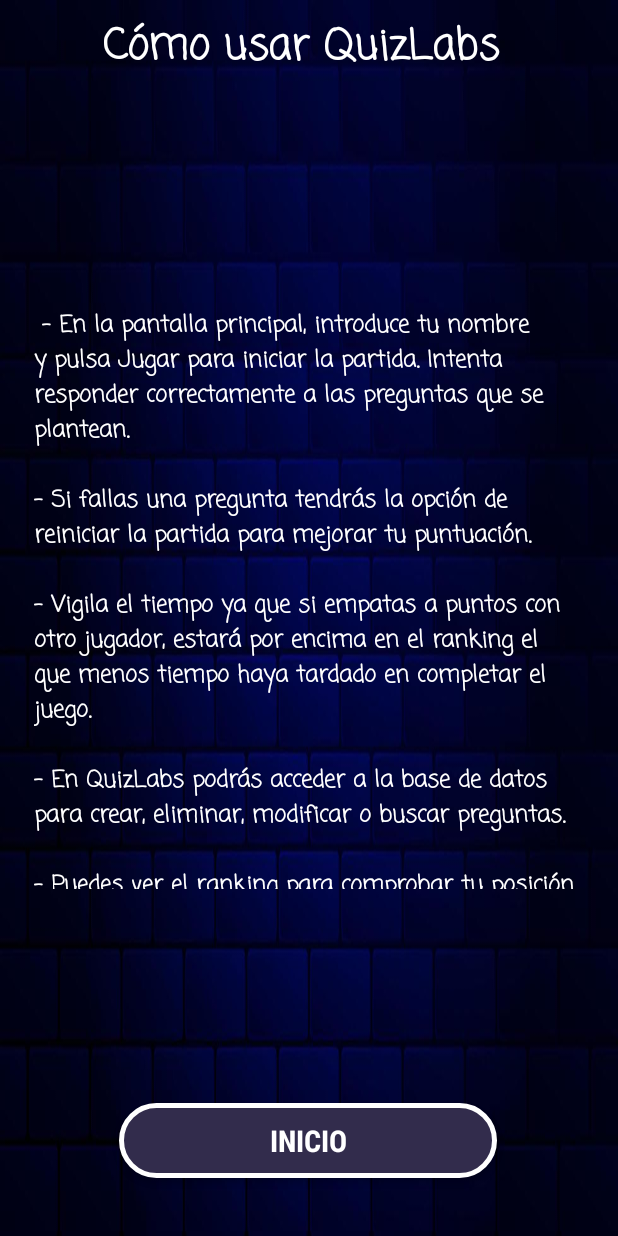
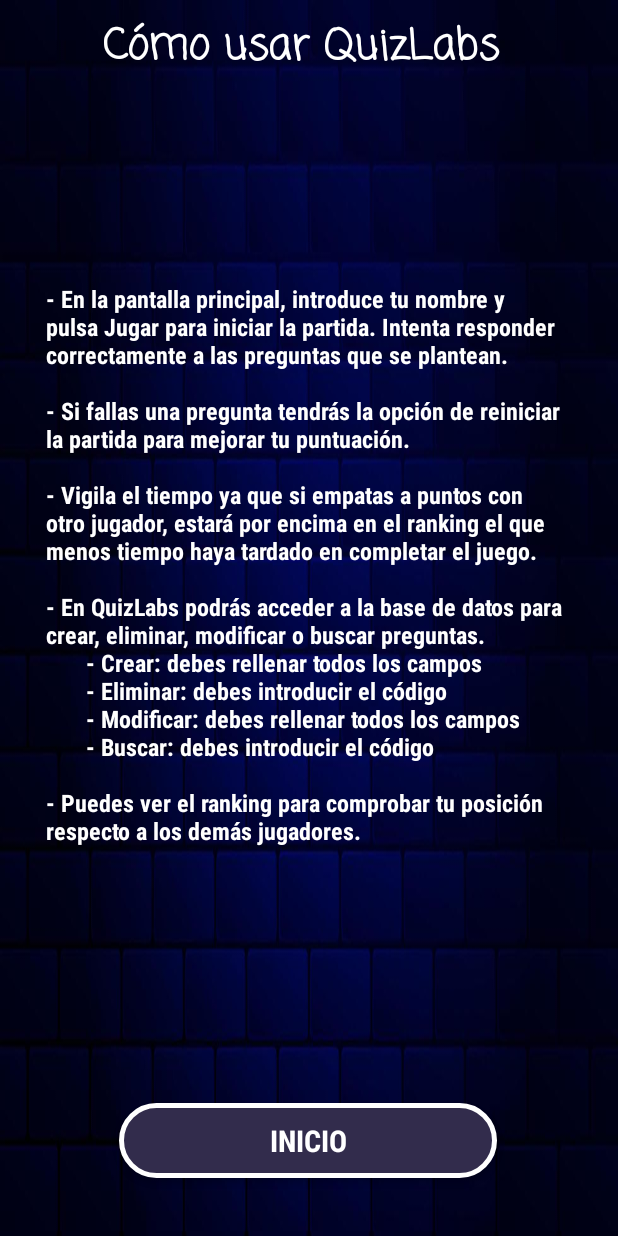
Before and after one commit to a-sisla/QuizLabs, an Android app: the AyudaActivity screen opened directly, with no data from a screen before it, on a phone screen of 412 x 824 dp. Run offline under Robolectric (Android 15) with nearby library versions, the phone set to English and light mode, and no system bars.

Commit message:
TODO OPERATIVO
Ayuda completada

```diff
--- a/app/src/main/res/layout/activity_ayuda.xml
+++ b/app/src/main/res/layout/activity_ayuda.xml
@@ -43,20 +43,19 @@
 
     <TextView
         android:id="@+id/textView9"
-        android:layout_width="365dp"
-        android:layout_height="434dp"
-        android:layout_marginTop="52dp"
-        android:layout_marginBottom="102dp"
-        android:fontFamily="casual"
-        android:text="@string/n_n_en_la_pantalla_principal_introduce_tu_nombre_y_pulsa_jugar_para_iniciar_la_partida_intenta_responder_correctamente_a_las_preguntas_que_se_plantean_n_n_si_fallas_una_pregunta_tendr_s_la_opci_n_de_reiniciar_la_partida_para_mejorar_tu_puntuaci_n_n_n_vigila_el_tiempo_ya_que_si_empatas_a_puntos_con_otro_jugador_estar_por_encima_en_el_ranking_el_que_menos_tiempo_haya_tardado_en_completar_el_juego_n_n_en_quizlabs_podr_s_acceder_a_la_base_de_datos_para_crear_eliminar_modificar_o_buscar_preguntas_n_n_puedes_ver_el_ranking_para_comprobar_tu_posici_n_respecto_a_los_dem_s_jugadores"
+        android:layout_width="350dp"
+        android:layout_height="400dp"
+        android:fontFamily="sans-serif-condensed-medium"
+        android:text="@string/instrucciones"
         android:textColor="@color/white"
-        android:textSize="15sp"
+        android:textSize="16sp"
         android:textStyle="bold"
-        app:layout_constraintBottom_toTopOf="@+id/button"
+        app:layout_constraintBottom_toBottomOf="parent"
         app:layout_constraintEnd_toEndOf="parent"
-        app:layout_constraintHorizontal_bias="0.488"
+        app:layout_constraintHorizontal_bias="0.491"
         app:layout_constraintStart_toStartOf="parent"
-        app:layout_constraintTop_toBottomOf="@+id/Titulo"
+        app:layout_constraintTop_toTopOf="parent"
+        app:layout_constraintVertical_bias="0.444"
         tools:ignore="MissingConstraints,TextSizeCheck" />
 
 </androidx.constraintlayout.widget.ConstraintLayout>
--- a/app/src/main/res/values/strings.xml
+++ b/app/src/main/res/values/strings.xml
@@ -41,6 +41,16 @@
     <string name="RANKING">RANKING</string>
     <string name="menu_ayuda">AYUDA</string>
     <string name="c_mo_usar_quizlabs">Cómo usar QuizLabs</string>
-    <string name="n_n_en_la_pantalla_principal_introduce_tu_nombre_y_pulsa_jugar_para_iniciar_la_partida_intenta_responder_correctamente_a_las_preguntas_que_se_plantean_n_n_si_fallas_una_pregunta_tendr_s_la_opci_n_de_reiniciar_la_partida_para_mejorar_tu_puntuaci_n_n_n_vigila_el_tiempo_ya_que_si_empatas_a_puntos_con_otro_jugador_estar_por_encima_en_el_ranking_el_que_menos_tiempo_haya_tardado_en_completar_el_juego_n_n_en_quizlabs_podr_s_acceder_a_la_base_de_datos_para_crear_eliminar_modificar_o_buscar_preguntas_n_n_puedes_ver_el_ranking_para_comprobar_tu_posici_n_respecto_a_los_dem_s_jugadores">\n\n - En la pantalla principal, introduce tu nombre y pulsa Jugar para iniciar la partida. Intenta responder correctamente a las preguntas que se plantean.\n\n- Si fallas una pregunta tendrás la opción de reiniciar la partida para mejorar tu puntuación.\n\n- Vigila el tiempo ya que si empatas a puntos con otro jugador, estará por encima en el ranking el que menos tiempo haya tardado en completar el juego.\n\n- En QuizLabs podrás acceder a la base de datos para crear, eliminar, modificar o buscar preguntas.\n\n- Puedes ver el ranking para comprobar tu posición respecto a los demás jugadores.</string>
+    <string name="instrucciones">
+        - En la pantalla principal, introduce tu nombre y pulsa Jugar para iniciar la partida. Intenta responder correctamente a las preguntas que se plantean.
+        \n\n- Si fallas una pregunta tendrás la opción de reiniciar la partida para mejorar tu puntuación.
+        \n\n- Vigila el tiempo ya que si empatas a puntos con otro jugador, estará por encima en el ranking el que menos tiempo haya tardado en completar el juego.
+        \n\n- En QuizLabs podrás acceder a la base de datos para crear, eliminar, modificar o buscar preguntas.
+        \n\t\t- Crear: debes rellenar todos los campos
+        \n\t\t- Eliminar: debes introducir el código
+        \n\t\t- Modificar: debes rellenar todos los campos
+        \n\t\t- Buscar: debes introducir el código
+        \n\n- Puedes ver el ranking para comprobar tu posición respecto a los demás jugadores.
+    </string>
 
 </resources>
```
